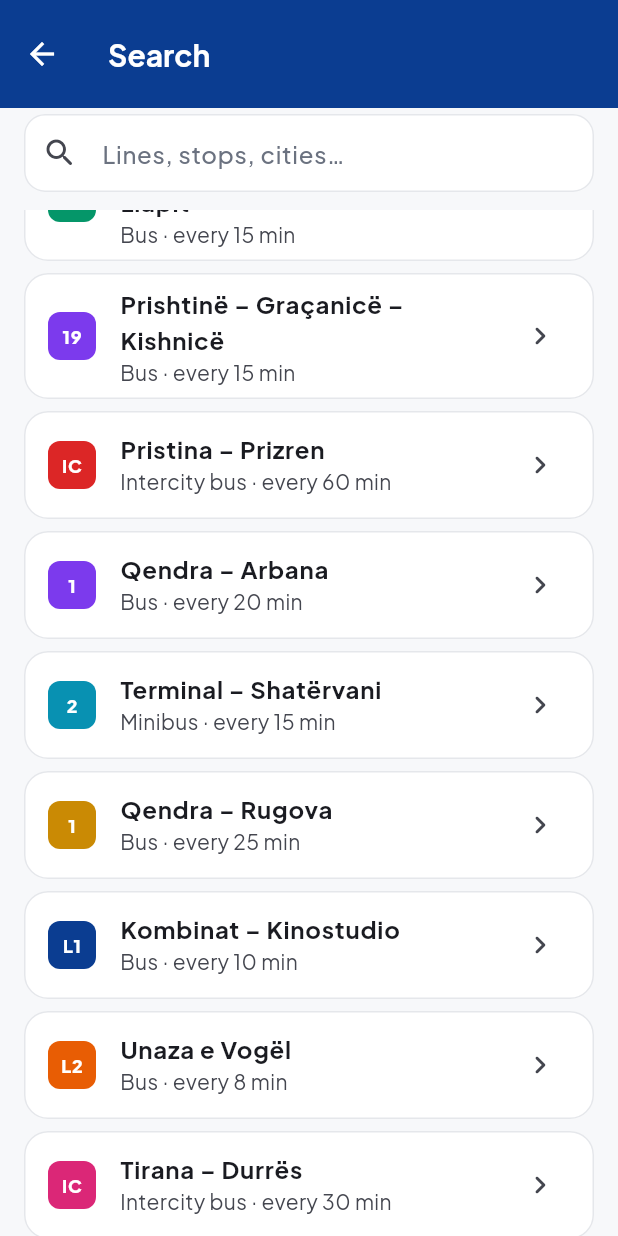
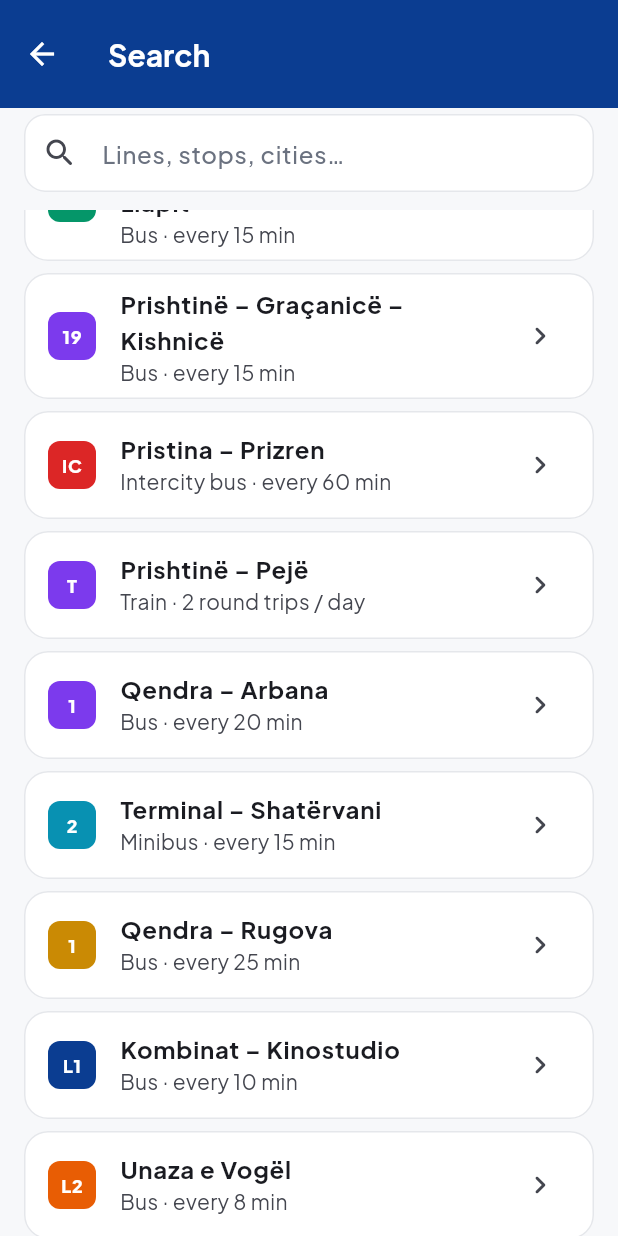
Before and after one commit to dugzino/shqiperia-transport, a Flutter app: the SearchScreen screen opened directly, scrolled down 2304 dp, on a phone screen of 412 x 824 dp. Run offline on Flutter 3.47's test engine with Material 3 defaults, Android fonts, the phone set to English and light mode, and no system bars; our stand-ins replace flutter_map, geolocator, google_fonts, latlong2, package_info_plus, shared_preferences; accounts and stored records are empty.

Commit message:
feat: add the Trainkos Prishtinë–Pejë service and trip planning

```diff
--- a/lib/data/models/transit_line.dart
+++ b/lib/data/models/transit_line.dart
@@ -15,6 +15,8 @@ class TransitLine {
     this.stopSlugs = const [],
     this.destination,
     this.frequencyMinutes = 20,
+    this.dailyDepartureMinutes = const [],
+    this.frequencyLabelOverride,
   });
 
   final String id;
@@ -27,6 +29,19 @@ class TransitLine {
   final List<String> stopSlugs;
   final String? destination;
   final int frequencyMinutes;
+
+  /// Minutes from midnight for fixed daily trips. Empty means headway-based.
+  final List<int> dailyDepartureMinutes;
+  final String? frequencyLabelOverride;
+
+  String get frequencyLabel {
+    if (frequencyLabelOverride != null) return frequencyLabelOverride!;
+    if (dailyDepartureMinutes.isNotEmpty) {
+      final n = dailyDepartureMinutes.length;
+      return n == 1 ? '1 trip / day' : '$n trips / day';
+    }
+    return 'every $frequencyMinutes min';
+  }
 
   String get modeLabel => switch (mode) {
     TransitMode.bus => 'Bus',
--- /dev/null
+++ b/lib/data/models/trip_plan.dart
@@ -0,0 +1,46 @@
+import 'package:latlong2/latlong.dart';
+
+import 'stop.dart';
+import 'transit_line.dart';
+
+class TripLeg {
+  const TripLeg({
+    required this.label,
+    required this.points,
+    this.meters,
+    this.line,
+    this.fromStop,
+    this.toStop,
+  });
+
+  final String label;
+  final List<LatLng> points;
+  final double? meters;
+  final TransitLine? line;
+  final Stop? fromStop;
+  final Stop? toStop;
+
+  bool get isTransit => line != null;
+}
+
+class TripPlan {
+  const TripPlan({
+    required this.origin,
+    required this.destination,
+    required this.destinationLabel,
+    required this.legs,
+  });
+
+  final LatLng origin;
+  final LatLng destination;
+  final String destinationLabel;
+  final List<TripLeg> legs;
+
+  List<LatLng> get path {
+    return [
+      origin,
+      for (final leg in legs) ...leg.points,
+      destination,
+    ];
+  }
+}
--- a/lib/data/sample/sample_data.dart
+++ b/lib/data/sample/sample_data.dart
@@ -103,7 +103,10 @@ abstract final class SampleData {
           id: stop.nameSlug,
           name: stop.name,
           location: LatLng(stop.lat, stop.lng),
-          lineIds: lineIdsBySlug[stop.nameSlug] ?? const [],
+          lineIds: [
+          ...lineIdsBySlug[stop.nameSlug] ?? const [],
+          if (stop.nameSlug == 'st-hekurudhor') 'pr-train-peje',
+        ],
         ),
     ];
   }
@@ -123,6 +126,68 @@ abstract final class SampleData {
         LatLng(42.6629, 21.1655),
         LatLng(42.3800, 20.9000),
         LatLng(42.2139, 20.7397),
+      ],
+    ),
+    // Trainkos 2026: two daily round trips Prishtinë–Pejë (4201/761 + 760/4200).
+    TransitLine(
+      id: 'pr-train-peje',
+      number: 'T',
+      name: 'Prishtinë – Pejë',
+      cityId: 'pristina',
+      color: AppColors.linePalette[3],
+      mode: TransitMode.train,
+      destination: 'Pejë',
+      frequencyMinutes: 510,
+      frequencyLabelOverride: '2 round trips / day',
+      dailyDepartureMinutes: const [
+        5 * 60 + 32, // 05:32 Pejë → Prishtinë (760)
+        7 * 60 + 50, // 07:50 Prishtinë → Pejë (4201)
+        12 * 60 + 10, // 12:10 Pejë → Prishtinë (4200)
+        16 * 60 + 30, // 16:30 Prishtinë → Pejë (761)
+      ],
+      stopSlugs: const [
+        'rail-prishtine',
+        'rail-shkolla-ekonomike',
+        'st-hekurudhor',
+        'rail-bardh',
+        'rail-mjekaj',
+        'rail-dritan',
+        'rail-drenas',
+        'rail-damanek',
+        'rail-lugdren',
+        'rail-grykas',
+        'rail-qarrat',
+        'rail-aqareve',
+        'rail-ujemir',
+        'rail-gurkat',
+        'rail-kline',
+        'rail-shengjergj',
+        'rail-budisalc',
+        'rail-arbane',
+        'rail-seperant',
+        'rail-peje',
+      ],
+      stops: const [
+        LatLng(42.65898, 21.15131),
+        LatLng(42.65150, 21.12200),
+        LatLng(42.63481, 21.08098),
+        LatLng(42.63360, 21.02280),
+        LatLng(42.63000, 20.97000),
+        LatLng(42.62700, 20.93500),
+        LatLng(42.62443, 20.89774),
+        LatLng(42.62500, 20.83000),
+        LatLng(42.62700, 20.78000),
+        LatLng(42.62800, 20.74000),
+        LatLng(42.62900, 20.71000),
+        LatLng(42.62900, 20.68500),
+        LatLng(42.62900, 20.66500),
+        LatLng(42.62888, 20.64007),
+        LatLng(42.62365, 20.58381),
+        LatLng(42.63500, 20.52000),
+        LatLng(42.64500, 20.45000),
+        LatLng(42.65000, 20.39000),
+        LatLng(42.65200, 20.34000),
+        LatLng(42.65340, 20.29150),
       ],
     ),
     // Prizren
@@ -257,6 +322,7 @@ abstract final class SampleData {
 
   static final stops = <Stop>[
     ..._buildPrishtinaStops(),
+    ..._trainKosPejeStops,
     const Stop(
       id: 'tr-skanderbeg',
       name: 'Sheshi Skënderbej',
@@ -294,4 +360,121 @@ abstract final class SampleData {
       lineIds: ['sh-1'],
     ),
   ];
+
+  static const _trainKosPejeStops = <Stop>[
+    Stop(
+      id: 'rail-prishtine',
+      name: 'Prishtinë',
+      location: LatLng(42.65898, 21.15131),
+      lineIds: ['pr-train-peje'],
+    ),
+    Stop(
+      id: 'rail-shkolla-ekonomike',
+      name: 'Shkolla Ekonomike',
+      location: LatLng(42.65150, 21.12200),
+      lineIds: ['pr-train-peje'],
+    ),
+    Stop(
+      id: 'rail-bardh',
+      name: 'Bardh',
+      location: LatLng(42.63360, 21.02280),
+      lineIds: ['pr-train-peje'],
+    ),
+    Stop(
+      id: 'rail-mjekaj',
+      name: 'Mjekaj',
+      location: LatLng(42.63000, 20.97000),
+      lineIds: ['pr-train-peje'],
+    ),
+    Stop(
+      id: 'rail-dritan',
+      name: 'Dritan',
+      location: LatLng(42.62700, 20.93500),
+      lineIds: ['pr-train-peje'],
+    ),
+    Stop(
+      id: 'rail-drenas',
+      name: 'Drenas',
+      location: LatLng(42.62443, 20.89774),
+      lineIds: ['pr-train-peje'],
+    ),
+    Stop(
+      id: 'rail-damanek',
+      name: 'Damanek',
+      location: LatLng(42.62500, 20.83000),
+      lineIds: ['pr-train-peje'],
+    ),
+    Stop(
+      id: 'rail-lugdren',
+      name: 'Lugdren',
+      location: LatLng(42.62700, 20.78000),
+      lineIds: ['pr-train-peje'],
+    ),
+    Stop(
+      id: 'rail-grykas',
+      name: 'Grykas',
+      location: LatLng(42.62800, 20.74000),
+      lineIds: ['pr-train-peje'],
+    ),
+    Stop(
+      id: 'rail-qarrat',
+      name: 'Qarrat',
+      location: LatLng(42.62900, 20.71000),
+      lineIds: ['pr-train-peje'],
+    ),
+    Stop(
+      id: 'rail-aqareve',
+      name: 'Aqarevë',
+      location: LatLng(42.62900, 20.68500),
+      lineIds: ['pr-train-peje'],
+    ),
+    Stop(
+      id: 'rail-ujemir',
+      name: 'Ujëmir',
+      location: LatLng(42.62900, 20.66500),
+      lineIds: ['pr-train-peje'],
+    ),
+    Stop(
+      id: 'rail-gurkat',
+      name: 'Gurkat',
+      location: LatLng(42.62888, 20.64007),
+      lineIds: ['pr-train-peje'],
+    ),
+    Stop(
+      id: 'rail-kline',
+      name: 'Klinë',
+      location: LatLng(42.62365, 20.58381),
+      lineIds: ['pr-train-peje'],
+    ),
+    Stop(
+      id: 'rail-shengjergj',
+      name: 'Shëngjergj',
+      location: LatLng(42.63500, 20.52000),
+      lineIds: ['pr-train-peje'],
+    ),
+    Stop(
+      id: 'rail-budisalc',
+      name: 'Budisalc',
+      location: LatLng(42.64500, 20.45000),
+      lineIds: ['pr-train-peje'],
+    ),
+    Stop(
+      id: 'rail-arbane',
+      name: 'Arbanë',
+      location: LatLng(42.65000, 20.39000),
+      lineIds: ['pr-train-peje'],
+    ),
+    Stop(
+      id: 'rail-seperant',
+      name: 'Seperant',
+      location: LatLng(42.65200, 20.34000),
+      lineIds: ['pr-train-peje'],
+    ),
+    Stop(
+      id: 'rail-peje',
+      name: 'Pejë',
+      location: LatLng(42.65340, 20.29150),
+      lineIds: ['pr-train-peje'],
+    ),
+  ];
 }
--- a/lib/data/schedule.dart
+++ b/lib/data/schedule.dart
@@ -3,7 +3,15 @@ abstract final class TransitSchedule {
   static const serviceStartHour = 5;
   static const serviceEndHour = 23;
 
-  static DateTime nextDeparture(int frequencyMinutes, [DateTime? now]) {
+  static DateTime nextDeparture(
+    int frequencyMinutes, [
+    DateTime? now,
+    List<int>? dailyMinutes,
+  ]) {
+    if (dailyMinutes != null && dailyMinutes.isNotEmpty) {
+      return nextDailyDeparture(dailyMinutes, now);
+    }
+
     final current = now ?? DateTime.now();
     final freq = frequencyMinutes <= 0 ? 15 : frequencyMinutes;
     var start = DateTime(
@@ -43,15 +51,30 @@ abstract final class TransitSchedule {
     int frequencyMinutes, {
     int count = 2,
     DateTime? now,
+    List<int>? dailyMinutes,
   }) {
     final result = <DateTime>[];
     var cursor = now ?? DateTime.now();
     for (var i = 0; i < count; i++) {
-      final next = nextDeparture(frequencyMinutes, cursor);
+      final next = nextDeparture(frequencyMinutes, cursor, dailyMinutes);
       result.add(next);
       cursor = next.add(const Duration(milliseconds: 1));
     }
     return result;
+  }
+
+  static DateTime nextDailyDeparture(
+    List<int> minutesFromMidnight, [
+    DateTime? now,
+  ]) {
+    final current = now ?? DateTime.now();
+    final sorted = [...minutesFromMidnight]..sort();
+    final startOfDay = DateTime(current.year, current.month, current.day);
+    for (final minutes in sorted) {
+      final at = startOfDay.add(Duration(minutes: minutes));
+      if (!at.isBefore(current)) return at;
+    }
+    return startOfDay.add(Duration(days: 1, minutes: sorted.first));
   }
 
   static String formatTime(DateTime time) {
--- a/lib/features/lines/line_detail_screen.dart
+++ b/lib/features/lines/line_detail_screen.dart
@@ -127,7 +127,7 @@ class LineDetailScreen extends StatelessWidget {
                     ),
                     _InfoChip(
                       icon: Icons.schedule_rounded,
-                      label: 'Every ${line.frequencyMinutes} min',
+                      label: line.frequencyLabel,
                     ),
                     if (line.destination != null)
                       _InfoChip(
--- a/lib/features/search/search_screen.dart
+++ b/lib/features/search/search_screen.dart
@@ -4,6 +4,7 @@ import '../../core/theme/app_colors.dart';
 import '../../data/repositories/transit_repository.dart';
 import '../lines/line_detail_screen.dart';
 import '../widgets/line_badge.dart';
+import '../widgets/stop_mode_avatar.dart';
 
 class SearchScreen extends StatefulWidget {
   const SearchScreen({super.key});
@@ -139,7 +140,7 @@ class _SearchScreenState extends State<SearchScreen> {
                           style: const TextStyle(fontWeight: FontWeight.w700),
                         ),
                         subtitle: Text(
-                          '${line.modeLabel} · every ${line.frequencyMinutes} min',
+                          '${line.modeLabel} · ${line.frequencyLabel}',
                         ),
                         trailing: const Icon(Icons.chevron_right_rounded),
                         onTap: () {
@@ -162,14 +163,7 @@ class _SearchScreenState extends State<SearchScreen> {
                     (stop) => Card(
                       margin: const EdgeInsets.only(bottom: 8),
                       child: ListTile(
-                        leading: const CircleAvatar(
-                          backgroundColor: AppColors.secondarySoft,
-                          child: Icon(
-                            Icons.hail_rounded,
-                            color: AppColors.secondary,
-                            size: 20,
-                          ),
-                        ),
+                        leading: StopModeAvatar.forStop(stop),
                         title: Text(
                           stop.name,
                           style: const TextStyle(fontWeight: FontWeight.w700),
```
Also changed, not shown: lib/data/repositories/transit_repository.dart (+121 -1 lines), 1 other file.
